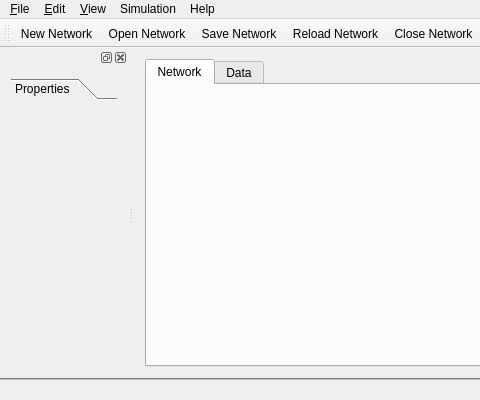
This is src/neurogui/mainwindow.ui in chalcolith/neurolab as Qt 5 draws it before an edit; both pictures show x 0 to 480 and y 0 to 400 of the 797 by 400 pixel window. The edited form follows.
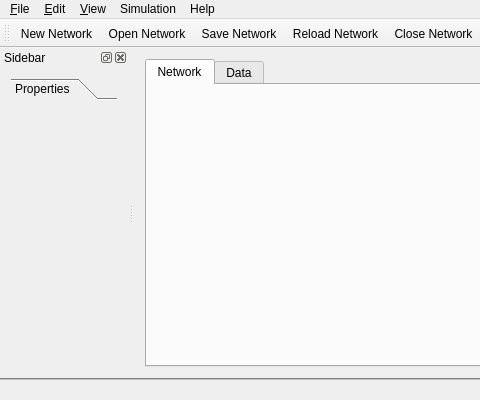
This is the edited form. Icons and pictures are not drawn.

```diff
--- a/src/neurogui/mainwindow.ui
+++ b/src/neurogui/mainwindow.ui
@@ -173,7 +173,7 @@
     </size>
    </property>
    <property name="windowTitle">
-    <string/>
+    <string>Sidebar</string>
    </property>
    <attribute name="dockWidgetArea">
     <number>1</number>
```
Left out of the diff: 11 changed lines with no effect on the pictures.
